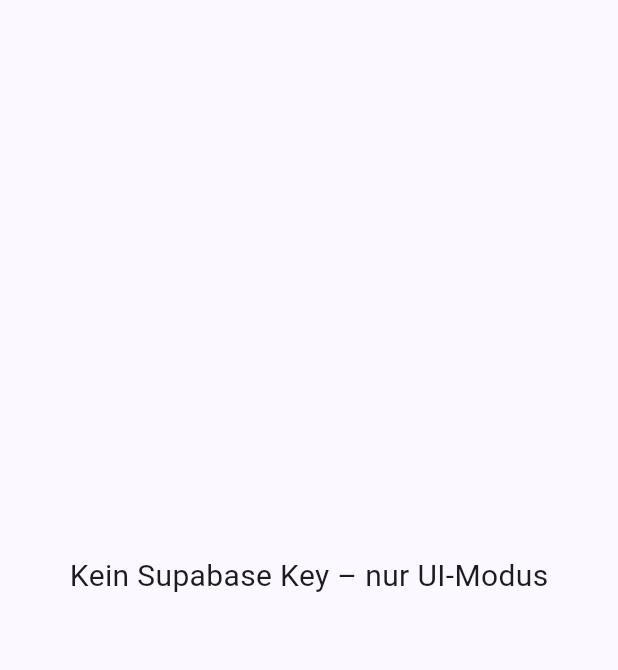
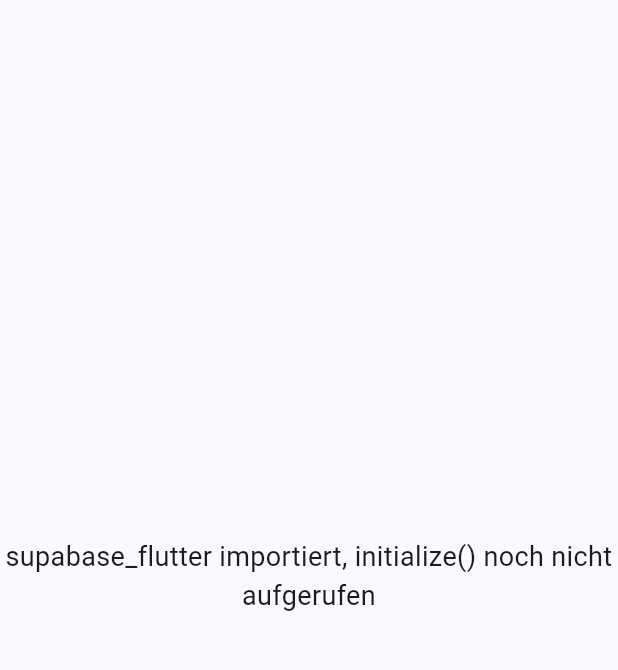
Before and after one commit to HeZumbu23/ai-time-plannning, a Flutter app: the screen it shows after launch, on a phone screen of 412 x 824 dp, the part 84-754 px from its top. Run offline on Flutter 3.47's test engine with Material 3 defaults, Android fonts, the phone set to English and light mode, and no system bars; our stand-ins replace shared_preferences, supabase_flutter; accounts and stored records are empty.

Commit message:
Bisect: import supabase_flutter but skip initialize() call
Test whether the crash comes from the package import itself or from
Supabase.initialize(). If this build runs → initialize() is the culprit.

Co-Authored-By: Claude Sonnet 4.6 <noreply@anthropic.com>
Claude-Session: https://claude.ai/code/session_01DdZUF8s5hVLvddEdJMZpvs

```diff
--- a/lib/main.dart
+++ b/lib/main.dart
@@ -1,15 +1,11 @@
 import 'package:flutter/material.dart';
 import 'package:supabase_flutter/supabase_flutter.dart';
-
-const _supabaseUrl = 'https://vnfkkujtkbgkqafbbipj.supabase.co';
-const _supabaseKey = String.fromEnvironment('SUPABASE_PUBLISHABLE_KEY');
 
 Future<void> main() async {
   WidgetsFlutterBinding.ensureInitialized();
 
-  if (_supabaseKey.isNotEmpty) {
-    await Supabase.initialize(url: _supabaseUrl, anonKey: _supabaseKey);
-  }
+  // Supabase.initialize() noch auskommentiert – testen ob Import allein crasht
+  // await Supabase.initialize(...);
 
   runApp(const App());
 }
@@ -32,12 +28,11 @@ class App extends StatelessWidget {
           foregroundColor: Colors.white,
           title: const Text('ai-time-plannning'),
         ),
-        body: Center(
+        body: const Center(
           child: Text(
-            _supabaseKey.isNotEmpty
-                ? 'Supabase verbunden ✓'
-                : 'Kein Supabase Key – nur UI-Modus',
-            style: const TextStyle(fontSize: 20),
+            'supabase_flutter importiert, initialize() noch nicht aufgerufen',
+            style: TextStyle(fontSize: 18),
+            textAlign: TextAlign.center,
           ),
         ),
       ),
```
